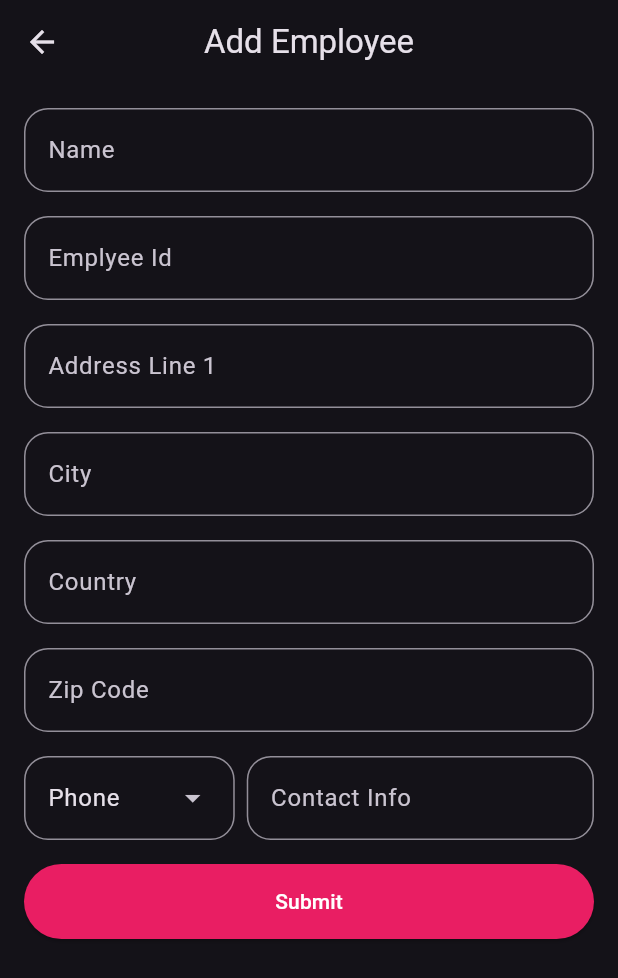
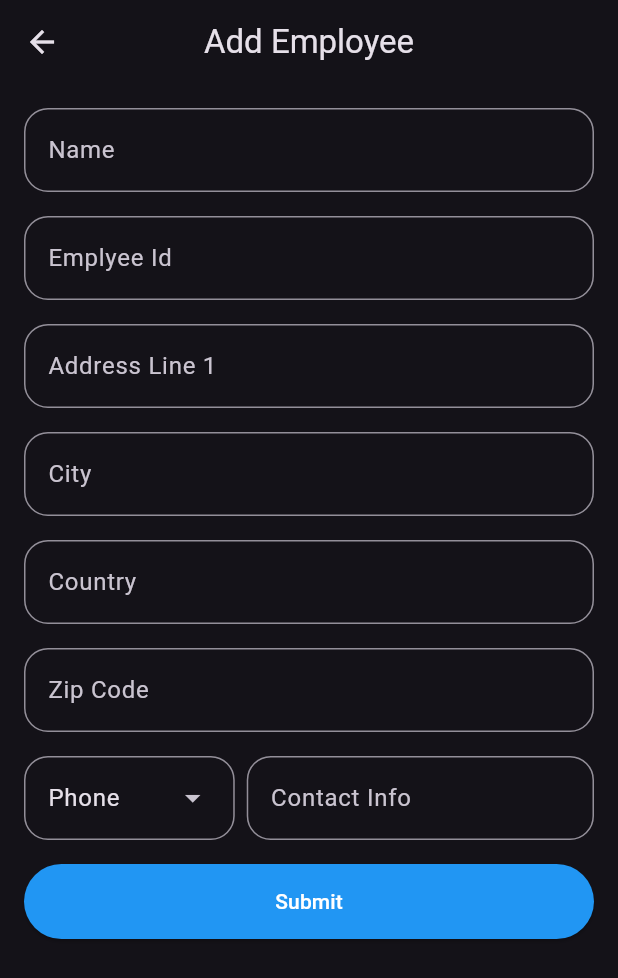
Before and after one commit to Akhand-Pratap-Tiwari/cosmo_test_CRUD_app, a Flutter app: the screen it shows after launch, after a tap on "Add Employee", on a phone screen of 412 x 824 dp. Shown: the top 978 px of the screen. Run offline on Flutter 3.47's test engine with Material 3 defaults, Android fonts, the light colour scheme and no system bars.

Commit message:
Code reorganized Comments added

```diff
--- a/lib/main.dart
+++ b/lib/main.dart
@@ -12,21 +12,21 @@ class MyApp extends StatelessWidget {
 
   @override
   Widget build(BuildContext context) {
-    // ThemeData themeData = ThemeData.dark();
     return MaterialApp(
       title: 'Cosmos CRUD',
       themeMode: ThemeMode.dark,
       darkTheme: ThemeData.dark(useMaterial3: true).copyWith(
+        dropdownMenuTheme: DropdownMenuTheme.of(context).copyWith(
+          inputDecorationTheme: InputDecorationTheme(
+            border: OutlineInputBorder(
+              borderRadius: defaultBorderRadius,
+            ),
+          ),
+        ),
         listTileTheme:
             Theme.of(context).listTileTheme.copyWith(textColor: Colors.white),
-        // colorScheme: ColorScheme.fromSeed(seedColor: Colors.cyan),
         inputDecorationTheme: Theme.of(context).inputDecorationTheme.copyWith(
-          floatingLabelStyle: const TextStyle(color: Colors.blue),
-            // activeIndicatorBorder: BorderSide(color: Colors.white),
-            // enabledBorder: OutlineInputBorder(
-            //   borderRadius: defaultBorderRadius,
-            //   borderSide: BorderSide(color: Colors.white),
-            // ),
+              floatingLabelStyle: const TextStyle(color: Colors.white),
               border: OutlineInputBorder(
                 borderRadius: defaultBorderRadius,
                 borderSide: const BorderSide(color: Colors.white),
@@ -37,14 +37,6 @@ class MyApp extends StatelessWidget {
               ),
             ),
       ),
-      // darkTheme: ThemeData(
-      //   listTileTheme: Theme.of(context).listTileTheme.copyWith(textColor: Colors.white),
-      //   colorScheme: ColorScheme.fromSeed(seedColor: Colors.black),
-      //   inputDecorationTheme: Theme.of(context).inputDecorationTheme.copyWith(
-      //         border: OutlineInputBorder(borderRadius: defaultBorderRadius),
-      //       ),
-      //   useMaterial3: true,
-      // ),
       home: const SafeArea(
         child: HomeScreen(),
       ),
--- /dev/null
+++ b/lib/screens/add_emp_screen/submit_button.dart
@@ -0,0 +1,22 @@
+import 'package:flutter/material.dart';
+
+class SubmitButton extends StatelessWidget {
+  final void Function()? onPressed;
+
+  const SubmitButton({super.key, required this.onPressed});
+
+  @override
+  Widget build(BuildContext context) {
+    return ElevatedButton(
+      style: ElevatedButton.styleFrom(
+        backgroundColor: Colors.blue,
+        minimumSize: const Size(double.infinity, 50),
+      ),
+      onPressed: onPressed,
+      child: const Text(
+        'Submit',
+        style: TextStyle(color: Colors.white),
+      ),
+    );
+  }
+}
--- a/lib/screens/home_screen/add_employee_button.dart
+++ b/lib/screens/home_screen/add_employee_button.dart
@@ -1,15 +1,15 @@
 import 'package:flutter/material.dart';
 
 class AddEmployeeButton extends StatelessWidget {
-  final void Function() onPressed;
-  const AddEmployeeButton({super.key, required this.onPressed});
+  final void Function() addEmployCallback;
+  const AddEmployeeButton({super.key, required this.addEmployCallback});
 
   @override
   Widget build(BuildContext context) {
     return FloatingActionButton.extended(
-        backgroundColor: Colors.orange,
+        backgroundColor: Colors.blue,
         foregroundColor: Colors.white,
-        onPressed: onPressed,
+        onPressed: addEmployCallback,
         label: const Text("Add Employee"),
         icon: const Icon(Icons.add),
       );
--- a/lib/screens/home_screen/employees_list_wiget.dart
+++ b/lib/screens/home_screen/employees_list_wiget.dart
@@ -14,17 +14,17 @@ class EmployeesList extends StatefulWidget {
 }
 
 class EmployeesListState extends State<EmployeesList> {
-  List<Employee> _employees = [];
-  bool _isLoading = false;
-  final int _limit = 10;
-  int _offset = 0;
+  List<Employee> _employees = []; //Contains Employees to be rendered on screen
+  bool _isLoading = false;        //Whether more employees are being fethced
+  final int _limit = 10;          //Amount of employees to fetch at once
+  int _offset = 0;                //Index Of Last fetched employee
   void loadEmployeesList() {
-    _isLoading = true;
-    getEmployeeList(limit: _limit, offset: _offset).then((empList) => {
-          setState(() {
-            _employees.addAll(empList);
-            _isLoading = false;
-            _offset += _limit;
+    _isLoading = true;            //Go Into Loading mode
+    getEmployeeList(limit: _limit, offset: _offset).then((empList) => { //Get employee list via API and populate _employees
+          setState(() {                     //Afterwards call set state to refresh
+            _employees.addAll(empList);     //Add employess to the list
+            _isLoading = false;             //Get out of loading state
+            _offset += _limit;              //Index of next batch
           })
         });
   }
@@ -32,39 +32,43 @@ class EmployeesListState extends State<EmployeesList> {
   @override
   void initState() {
     super.initState();
-    loadEmployeesList();
+    loadEmployeesList();  //Inital load
   }
 
   @override
   Widget build(BuildContext context) {
-    return !_isLoading && _employees.isEmpty
-        ? const NoEmployeesAddedBanner()
-        : NotificationListener<ScrollNotification>(
+    return !_isLoading && _employees.isEmpty  //If not loading and list is empty then
+        ? const NoEmployeesAddedBanner()      //show empty banner
+        : NotificationListener<ScrollNotification>( //Scroll notifier used to load more item on scroll end
             onNotification: (ScrollNotification scrollInfo) {
+              //If scroll ends and not in loading state then fetch more
               if (scrollInfo.metrics.pixels == scrollInfo.metrics.maxScrollExtent && !_isLoading) {
                 loadEmployeesList();
                 return true;
               }
               return false;
             },
+            //If list is not empty and not in loading state show it
             child: ListView.builder(
               padding: const EdgeInsets.all(8.0),
               itemCount: _employees.length + 1,
               itemBuilder: (context, index) {
                 if (index == _employees.length) {
-                  return _isLoading
+                  return _isLoading //If loading show loading indicator else render an empty box below the list
                       ? const Center(child: CircularProgressIndicator())
-                      : const SizedBox.shrink();
+                      : const SizedBox(height: 75,);  //Box helps to deal with last not being not properly visible
                 }
                 return EmployeeListTile(
-                  onPressed: () => deleteEmployee(_employees[index].id!).then(
+                  //delete callback
+                  onPressedDeleteFunction: () => deleteEmployee(_employees[index].id!).then(
                     (_) => setState(() {
+                      //If delete button is pressed them reload the list.
                       _offset = 0;
                       _employees = [];
                       loadEmployeesList();
                     }),
                   ),
-                  employees: _employees,
+                  employee: _employees[index], //Pass employee details to be rendered
                   index: index,
                 );
               },
--- a/lib/screens/home_screen/home_screen.dart
+++ b/lib/screens/home_screen/home_screen.dart
@@ -1,5 +1,6 @@
 import 'package:cosmo_test_app/screens/add_emp_screen/add_employee_screen.dart';
 import 'package:cosmo_test_app/screens/home_screen/add_employee_button.dart';
+import 'package:cosmo_test_app/univ_design_params.dart';
 import 'package:flutter/material.dart';
 import 'employees_list_wiget.dart';
 
@@ -16,22 +17,18 @@ class _HomeScreenState extends State<HomeScreen> {
   @override
   Widget build(BuildContext context) {
     return Scaffold(
-      appBar: AppBar(
-        title: const Text('Employees'),
-        centerTitle: true,
-      ),
-      body: Padding(
-        padding: const EdgeInsets.only(bottom: 20.0),
-        child: _employeeListWidget,
-      ),
+      floatingActionButtonLocation: FloatingActionButtonLocation.centerFloat,
+      appBar: getDefaultAppBar(title: "Employees"),
+      body: _employeeListWidget,
       floatingActionButton: AddEmployeeButton(
-        onPressed: () {
-          Navigator.push(
-              context,
-              MaterialPageRoute(
-                  builder: (context) => const AddEmployeeScreen())).then(
-            (_) => setState(() {
-              _employeeListWidget = EmployeesList(
+        addEmployCallback: () {
+          Navigator.push(   //On tap goes to Employee Add screen
+            context,
+            MaterialPageRoute(
+              builder: (context) => const CreateEmployeeScreen(),
+            ))
+            .then((_) => setState(() {              //The list will reload after we add the employee and come back
+              _employeeListWidget = EmployeesList(  //This is ensured by reassigning global key
                 key: GlobalKey(),
               );
             }),
--- a/lib/univ_design_params.dart
+++ b/lib/univ_design_params.dart
@@ -1,3 +1,12 @@
 import 'package:flutter/material.dart';
 
 var defaultBorderRadius = BorderRadius.circular(16.0);
+
+PreferredSizeWidget getDefaultAppBar({required String title}) {
+  return AppBar(
+      surfaceTintColor: Colors.transparent,
+      backgroundColor: Colors.transparent,
+      title: Text(title),
+      centerTitle: true,
+    );
+}
```
Also changed, not shown: lib/screens/add_emp_screen/add_employee_screen.dart (+33 -47 lines), lib/screens/emp_details_screen/details_list_tile.dart (+16 -5 lines), lib/screens/emp_details_screen/emp_details_screen.dart (+7 -8 lines), lib/screens/home_screen/employee_list_tile.dart (+23 -18 lines). Lines whose indentation alone changed are shown as unchanged.
